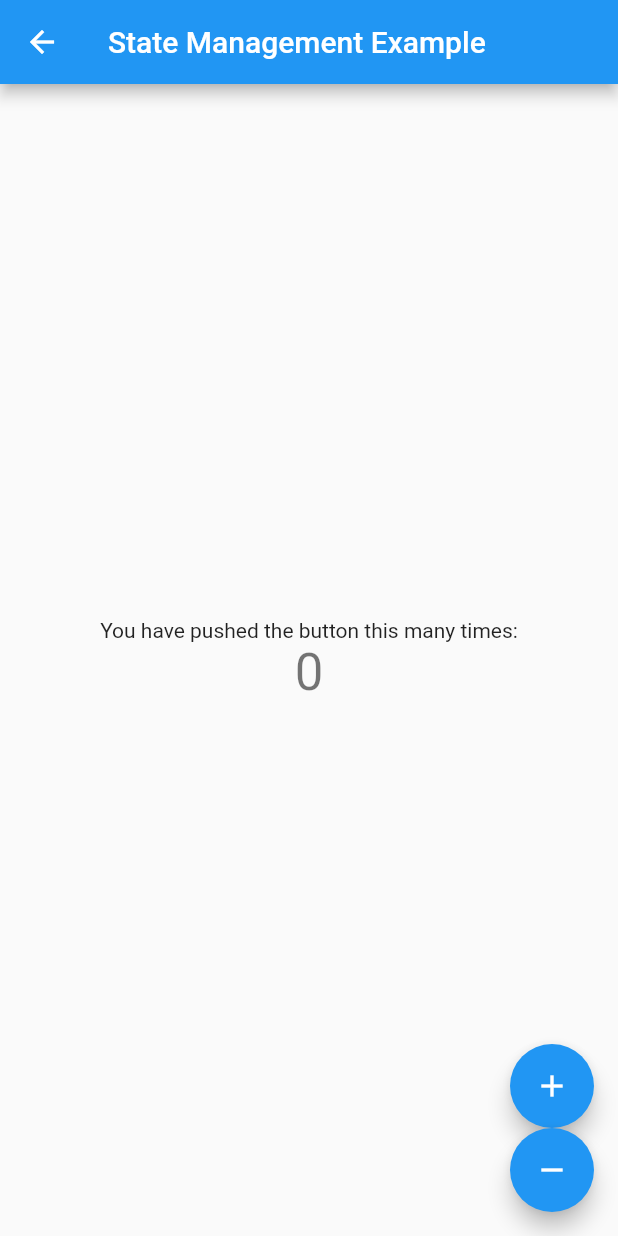
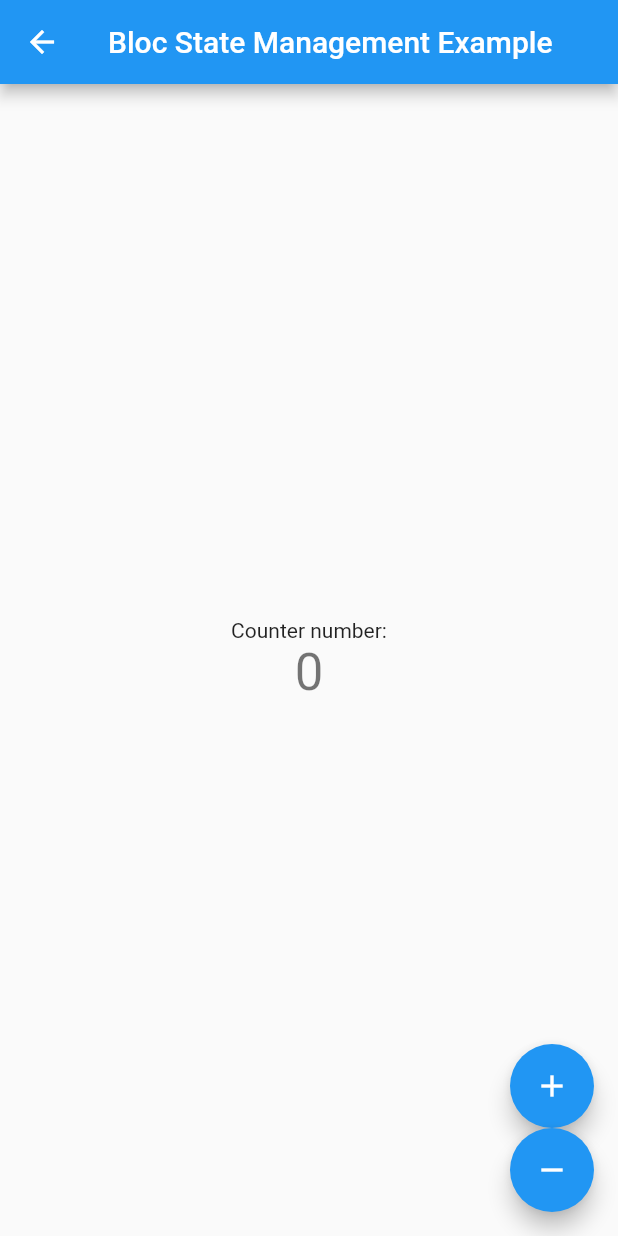
Before and after one commit to putrautama007/state_management_example, a Flutter app: the NumberCounterPage screen opened directly, after a tap on the "add" icon, after a tap on the "remove" icon, on a phone screen of 412 x 824 dp. Run offline on Flutter 3.47's test engine with Material 2 defaults, Android fonts, the phone set to English and light mode, and no system bars; our stand-ins replace equatable, flutter_bloc.

Commit message:
feat: implement bloc

```diff
--- /dev/null
+++ b/lib/bloc/number_counter_bloc.dart
@@ -0,0 +1,26 @@
+import 'package:state_management_example/bloc/number_counter_event.dart';
+import 'package:state_management_example/bloc/number_counter_state.dart';
+import 'package:flutter_bloc/flutter_bloc.dart';
+
+class NumberCounterBloc extends Bloc<NumberCounterEvent, NumberCounterState> {
+  NumberCounterBloc() : super(const NumberCounterState(value: 0)) {
+
+    /// Increase number
+    on<IncreaseNumberCounter>(
+          (event, emit) => emit(
+        NumberCounterState(
+          value: state.value + 1,
+        ),
+      ),
+    );
+
+    /// Decrease number
+    on<DecreaseNumberCounter>(
+          (event, emit) => emit(
+        NumberCounterState(
+          value: state.value - 1,
+        ),
+      ),
+    );
+  }
+}
--- /dev/null
+++ b/lib/bloc/number_counter_event.dart
@@ -0,0 +1,12 @@
+import 'package:equatable/equatable.dart';
+
+abstract class NumberCounterEvent extends Equatable {
+  const NumberCounterEvent();
+
+  @override
+  List<Object> get props => [];
+}
+
+class IncreaseNumberCounter extends NumberCounterEvent {}
+
+class DecreaseNumberCounter extends NumberCounterEvent {}
--- /dev/null
+++ b/lib/bloc/number_counter_state.dart
@@ -0,0 +1,12 @@
+import 'package:equatable/equatable.dart';
+
+class NumberCounterState extends Equatable {
+  final int value;
+
+  const NumberCounterState({
+    this.value = 0,
+  });
+
+  @override
+  List<Object> get props => [value];
+}
--- a/lib/ui/number_counter_page.dart
+++ b/lib/ui/number_counter_page.dart
@@ -1,58 +1,51 @@
 import 'package:flutter/material.dart';
+import 'package:flutter_bloc/flutter_bloc.dart';
+import 'package:state_management_example/bloc/number_counter_bloc.dart';
+import 'package:state_management_example/bloc/number_counter_event.dart';
+import 'package:state_management_example/bloc/number_counter_state.dart';
 
-class NumberCounterPage extends StatefulWidget {
+class NumberCounterPage extends StatelessWidget {
   const NumberCounterPage({Key? key}) : super(key: key);
-
-  @override
-  State<NumberCounterPage> createState() => _NumberCounterPageState();
-}
-
-class _NumberCounterPageState extends State<NumberCounterPage> {
-  int _counter = 0;
-
-  void _incrementCounter() {
-    setState(() {
-      _counter++;
-    });
-  }
-
-  void _decrementCounter() {
-    setState(() {
-      _counter--;
-    });
-  }
 
   @override
   Widget build(BuildContext context) {
     return Scaffold(
       appBar: AppBar(
-        title: const Text("State Management Example"),
+        title: const Text("Bloc State Management Example"),
       ),
-      body: Center(
+      body: BlocBuilder<NumberCounterBloc, NumberCounterState>(
+        builder: (context, state) {
+          return Center(
             child: Column(
               mainAxisAlignment: MainAxisAlignment.center,
               children: <Widget>[
                 const Text(
-              'You have pushed the button this many times:',
+                  'Counter number:',
                 ),
                 Text(
-              '$_counter',
-              style: Theme.of(context).textTheme.headline4,
+                  '${state.value}',
+                  style: Theme.of(context).textTheme.headlineMedium,
                 ),
               ],
             ),
+          );
+        },
       ),
       floatingActionButton: Column(
         mainAxisAlignment: MainAxisAlignment.end,
         children: [
           FloatingActionButton(
-            onPressed: _incrementCounter,
+            onPressed: () {
+              context.read<NumberCounterBloc>().add(IncreaseNumberCounter());
+            },
             tooltip: 'Increment',
             child: const Icon(Icons.add),
           ),
           const SizedBox(width: 8),
           FloatingActionButton(
-            onPressed: _decrementCounter,
+            onPressed: () {
+              context.read<NumberCounterBloc>().add(DecreaseNumberCounter());
+            },
             tooltip: 'Decrement',
             child: const Icon(Icons.remove),
           ),
--- a/pubspec.yaml
+++ b/pubspec.yaml
@@ -34,6 +34,9 @@ dependencies:
   # The following adds the Cupertino Icons font to your application.
   # Use with the CupertinoIcons class for iOS style icons.
   cupertino_icons: ^1.0.2
+  equatable: ^2.0.3
+  bloc: ^8.0.2
+  flutter_bloc: ^8.0.1
 
 dev_dependencies:
   flutter_test:
```
Lines whose indentation alone changed are shown as unchanged.
